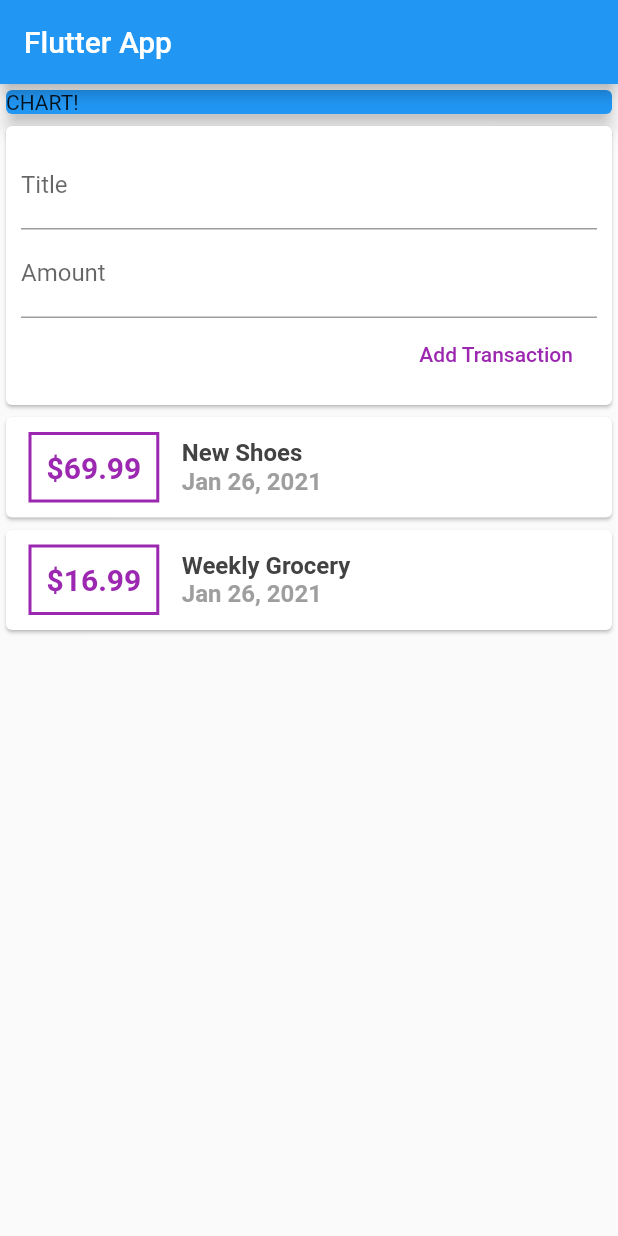
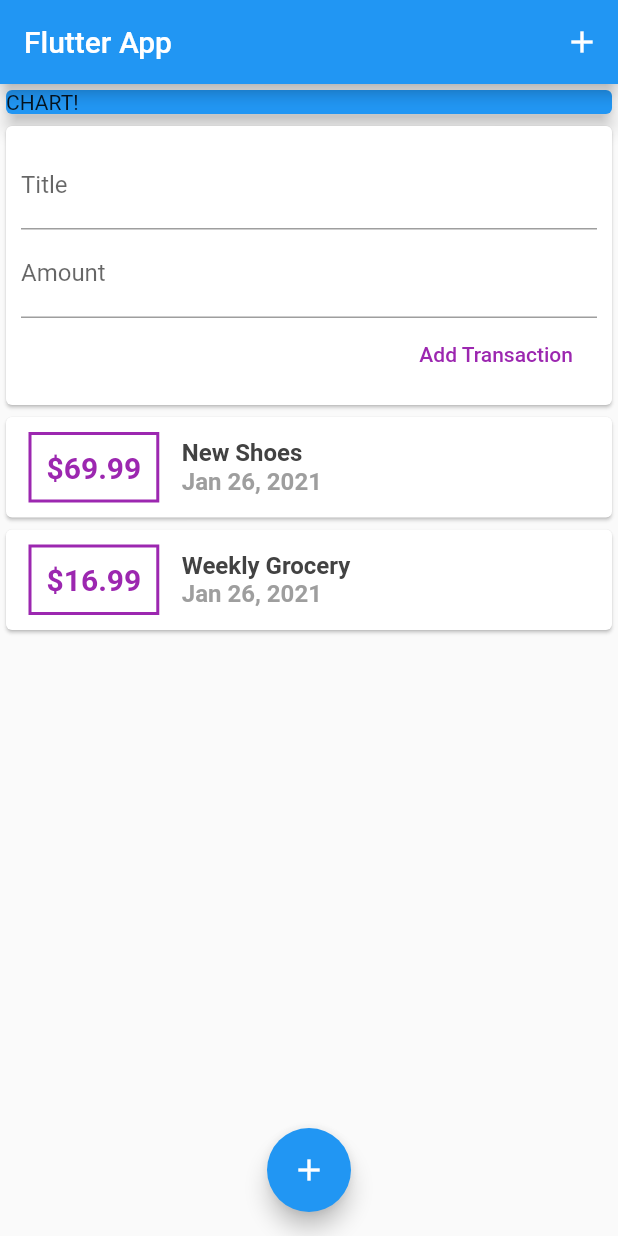
Before and after one commit to Prahladind9/ui-v1, a Flutter app: the screen it shows after launch, on a phone screen of 412 x 824 dp. Run offline on Flutter 3.47's test engine with Material 2 defaults, Android fonts, the phone set to English and light mode, and no system bars.

Commit message:
Added "+" floating button

```diff
--- a/FlutterCompleteGuide/expenses_tracker/expenses_tracker/lib/main.dart
+++ b/FlutterCompleteGuide/expenses_tracker/expenses_tracker/lib/main.dart
@@ -18,7 +18,6 @@ class MyApp extends StatelessWidget {
 }
 
 class MyHomePage extends StatelessWidget {
-
   // String titleInput;
   // String amountInput;
 
@@ -30,6 +29,7 @@ class MyHomePage extends StatelessWidget {
     return Scaffold(
       appBar: AppBar(
         title: Text('Flutter App'),
+        actions: [IconButton(icon: Icon(Icons.add), onPressed: () {})],
       ),
       body: SingleChildScrollView(
         child: Column(
@@ -48,6 +48,11 @@ class MyHomePage extends StatelessWidget {
           ],
         ),
       ),
+        floatingActionButtonLocation: FloatingActionButtonLocation.centerFloat,
+        floatingActionButton: FloatingActionButton(
+          child: Icon(Icons.add),
+          onPressed: () {},
+        ),
     );
   }
 }
```
